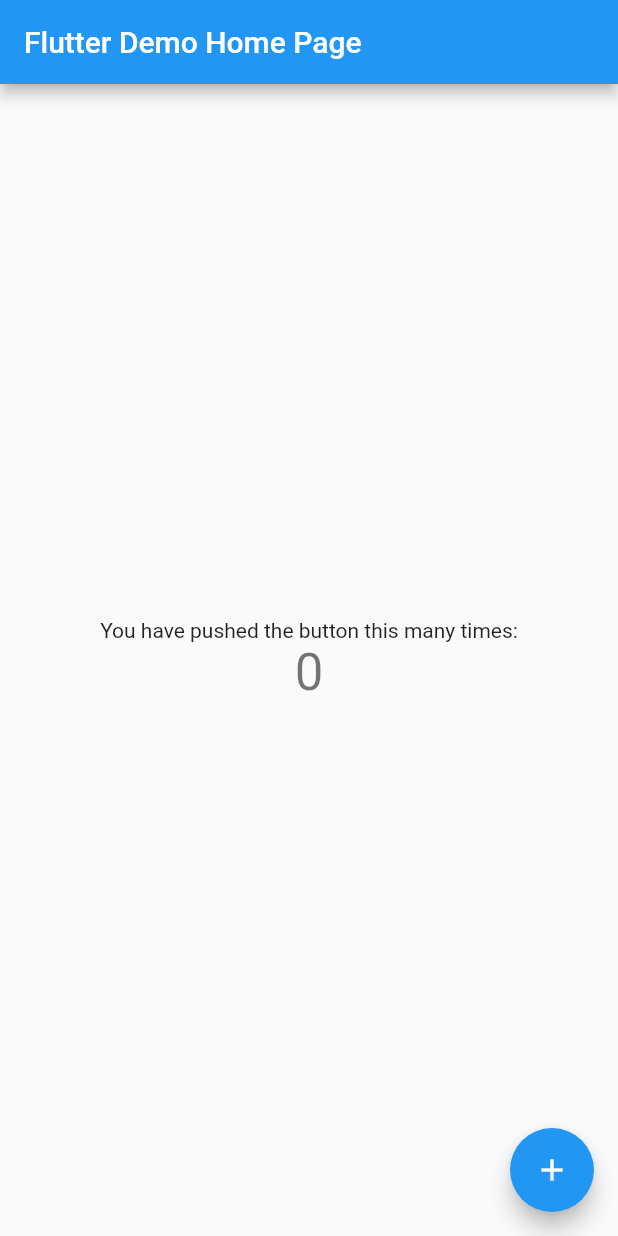
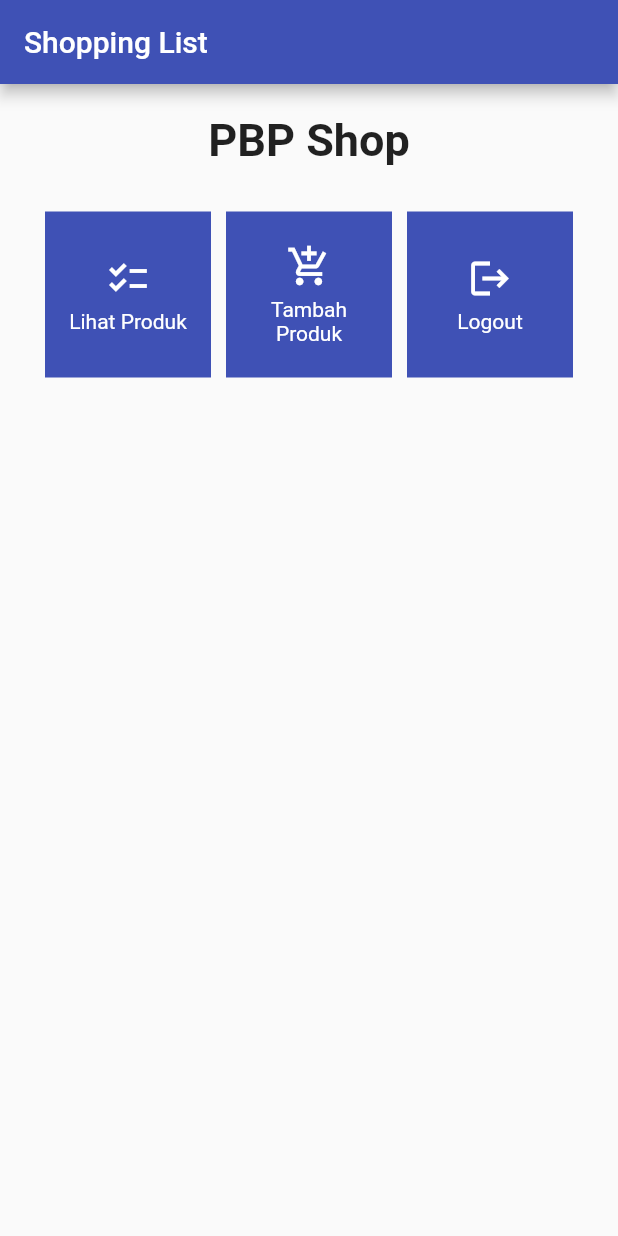
Before and after one commit to MightyZanark/shopping-list-mobile, a Flutter app: the screen it shows after launch, on a phone screen of 412 x 824 dp. Run offline on Flutter 3.47's test engine with Material 2 defaults, Android fonts, the phone set to English and light mode, and no system bars.

Commit message:
clear tutorial 6

```diff
--- a/lib/main.dart
+++ b/lib/main.dart
@@ -1,4 +1,5 @@
 import 'package:flutter/material.dart';
+import 'package:shopping_list/menu.dart';
 
 void main() {
   runApp(const MyApp());
@@ -7,7 +8,6 @@ void main() {
 class MyApp extends StatelessWidget {
   const MyApp({super.key});
 
-  // This widget is the root of your application.
   @override
   Widget build(BuildContext context) {
     return MaterialApp(
@@ -22,94 +22,9 @@ class MyApp extends StatelessWidget {
         // or simply save your changes to "hot reload" in a Flutter IDE).
         // Notice that the counter didn't reset back to zero; the application
         // is not restarted.
-        primarySwatch: Colors.blue,
+        primarySwatch: Colors.indigo,
       ),
-      home: const MyHomePage(title: 'Flutter Demo Home Page'),
+      home: MyHomePage(),
     );
   }
 }
-
-class MyHomePage extends StatefulWidget {
-  const MyHomePage({super.key, required this.title});
-
-  // This widget is the home page of your application. It is stateful, meaning
-  // that it has a State object (defined below) that contains fields that affect
-  // how it looks.
-
-  // This class is the configuration for the state. It holds the values (in this
-  // case the title) provided by the parent (in this case the App widget) and
-  // used by the build method of the State. Fields in a Widget subclass are
-  // always marked "final".
-
-  final String title;
-
-  @override
-  State<MyHomePage> createState() => _MyHomePageState();
-}
-
-class _MyHomePageState extends State<MyHomePage> {
-  int _counter = 0;
-
-  void _incrementCounter() {
-    setState(() {
-      // This call to setState tells the Flutter framework that something has
-      // changed in this State, which causes it to rerun the build method below
-      // so that the display can reflect the updated values. If we changed
-      // _counter without calling setState(), then the build method would not be
-      // called again, and so nothing would appear to happen.
-      _counter++;
-    });
-  }
-
-  @override
-  Widget build(BuildContext context) {
-    // This method is rerun every time setState is called, for instance as done
-    // by the _incrementCounter method above.
-    //
-    // The Flutter framework has been optimized to make rerunning build methods
-    // fast, so that you can just rebuild anything that needs updating rather
-    // than having to individually change instances of widgets.
-    return Scaffold(
-      appBar: AppBar(
-        // Here we take the value from the MyHomePage object that was created by
-        // the App.build method, and use it to set our appbar title.
-        title: Text(widget.title),
-      ),
-      body: Center(
-        // Center is a layout widget. It takes a single child and positions it
-        // in the middle of the parent.
-        child: Column(
-          // Column is also a layout widget. It takes a list of children and
-          // arranges them vertically. By default, it sizes itself to fit its
-          // children horizontally, and tries to be as tall as its parent.
-          //
-          // Invoke "debug painting" (press "p" in the console, choose the
-          // "Toggle Debug Paint" action from the Flutter Inspector in Android
-          // Studio, or the "Toggle Debug Paint" command in Visual Studio Code)
-          // to see the wireframe for each widget.
-          //
-          // Column has various properties to control how it sizes itself and
-          // how it positions its children. Here we use mainAxisAlignment to
-          // center the children vertically; the main axis here is the vertical
-          // axis because Columns are vertical (the cross axis would be
-          // horizontal).
-          mainAxisAlignment: MainAxisAlignment.center,
-          children: <Widget>[
-            const Text(
-              'You have pushed the button this many times:',
-            ),
-            Text(
-              '$_counter',
-              style: Theme.of(context).textTheme.headlineMedium,
-            ),
-          ],
-        ),
-      ),
-      floatingActionButton: FloatingActionButton(
-        onPressed: _incrementCounter,
-        tooltip: 'Increment',
-        child: const Icon(Icons.add),
-      ), // This trailing comma makes auto-formatting nicer for build methods.
-    );
-  }
-}
--- /dev/null
+++ b/lib/menu.dart
@@ -0,0 +1,83 @@
+import 'package:flutter/material.dart';
+
+class MyHomePage extends StatelessWidget {
+  MyHomePage({Key? key}) : super(key: key);
+
+  final List<ShopItem> items = [
+    ShopItem("Lihat Produk", Icons.checklist),
+    ShopItem("Tambah Produk", Icons.add_shopping_cart),
+    ShopItem("Logout", Icons.logout),
+  ];
+
+  @override
+  Widget build(BuildContext context) {
+    return Scaffold(
+        appBar: AppBar(title: const Text("Shopping List")),
+        body: SingleChildScrollView(
+          child: Padding(
+              padding: const EdgeInsets.all(10),
+              child: Column(children: <Widget>[
+                const Padding(
+                    padding: EdgeInsets.only(top: 10, bottom: 10),
+                    child: Text("PBP Shop",
+                        textAlign: TextAlign.center,
+                        style: TextStyle(
+                          fontSize: 30,
+                          fontWeight: FontWeight.bold,
+                        ))),
+                GridView.count(
+                  primary: true,
+                  padding: const EdgeInsets.all(20),
+                  crossAxisSpacing: 10,
+                  mainAxisSpacing: 10,
+                  crossAxisCount: 3,
+                  shrinkWrap: true,
+                  children: items.map((ShopItem item) {
+                    return ShopCard(item);
+                  }).toList(),
+                )
+              ])),
+        ));
+  }
+}
+
+class ShopItem {
+  final String name;
+  final IconData icon;
+
+  ShopItem(this.name, this.icon);
+}
+
+class ShopCard extends StatelessWidget {
+  final ShopItem item;
+
+  const ShopCard(this.item, {super.key});
+
+  @override
+  Widget build(BuildContext context) {
+    return Material(
+      color: Colors.indigo,
+      child: InkWell(
+        onTap: () {
+          ScaffoldMessenger.of(context)
+            ..hideCurrentSnackBar()
+            ..showSnackBar(SnackBar(
+                content: Text("Kamu telah menekan tombol ${item.name}!")));
+        },
+        child: Container(
+            padding: const EdgeInsets.all(8),
+            child: Center(
+                child: Column(
+              mainAxisAlignment: MainAxisAlignment.center,
+              children: [
+                Icon(item.icon, color: Colors.white, size: 30),
+                const Padding(padding: EdgeInsets.all(3)),
+                Text(item.name,
+                    textAlign: TextAlign.center,
+                    style: const TextStyle(color: Colors.white))
+              ],
+            ))),
+      ),
+    );
+  }
+}
```
